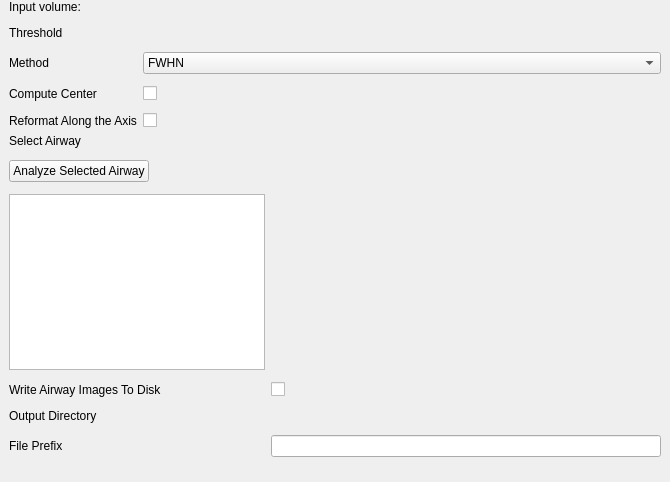
This is Loadable/AirwayInspector/Resources/UI/qSlicerAirwayInspectorModuleWidget.ui in acil-bwh/SlicerCIP as Qt 5 draws it before an edit. The edited form follows.
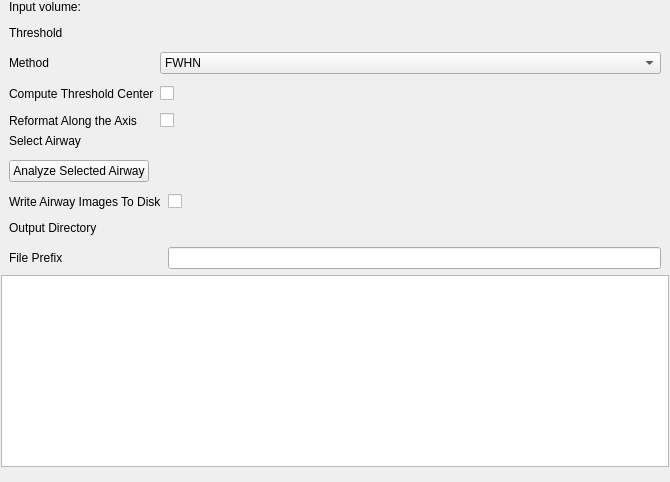
This is the edited form. Custom widgets are drawn as their Qt base class.

```diff
--- a/Loadable/AirwayInspector/Resources/UI/qSlicerAirwayInspectorModuleWidget.ui
+++ b/Loadable/AirwayInspector/Resources/UI/qSlicerAirwayInspectorModuleWidget.ui
@@ -126,7 +126,7 @@
       <item row="3" column="0">
        <widget class="QLabel" name="label_3">
         <property name="text">
-         <string>Compute Center</string>
+         <string>Compute Threshold Center</string>
         </property>
        </widget>
       </item>
@@ -219,10 +219,6 @@
         </property>
        </widget>
       </item>
-      <item row="2" column="0">
-       <widget class="QTableWidget" name="ReportTable"/>
-      </item>
-
       <item row="3" column="0">
         <widget class="QLabel" name="WriteAirwaysLabel">
           <property name="text">
@@ -267,6 +263,23 @@
      </layout>
     </widget>
    </item>
+   <item>
+    <layout class="QHBoxLayout" name="horizontalLayout1">
+     <item>
+      <widget class="QTableWidget" name="ReportTable">
+       <property name="maximumSize">
+        <size>
+         <width>668</width>
+         <height>1200</height>
+        </size>
+       </property>
+      </widget>
+     </item>
+    </layout>
+   </item>
+   <item>
+    <layout class="QHBoxLayout" name="horizontalLayout"/>
+   </item>
    <item>
     <spacer name="verticalSpacer">
      <property name="orientation">
@@ -275,7 +288,7 @@
      <property name="sizeHint" stdset="0">
       <size>
        <width>20</width>
-       <height>40</height>
+       <height>5</height>
       </size>
      </property>
     </spacer>
```
Left out of the diff: 2 changed lines with no effect on the pictures. Lines whose indentation alone changed are shown as unchanged.
